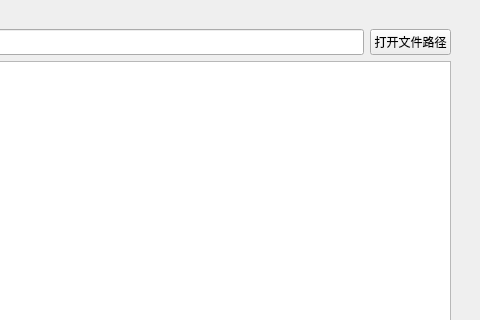
This is src/mainwindow.ui in 1010878366/UpdateTrainResult as Qt 5 draws it before an edit; both pictures show x 327 to 807 and y 0 to 320 of the 807 by 606 pixel window. The edited form follows.
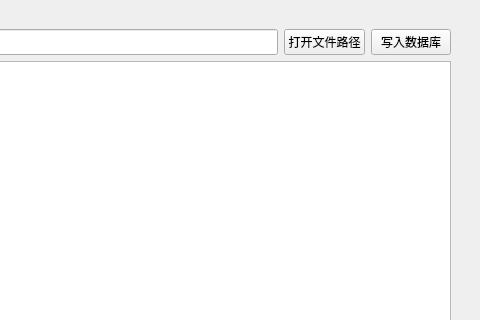
This is the edited form. Icons and pictures are not drawn.

```diff
--- a/src/mainwindow.ui
+++ b/src/mainwindow.ui
@@ -155,6 +155,13 @@
           </property>
          </widget>
         </item>
+        <item>
+         <widget class="QPushButton" name="btn_Write">
+          <property name="text">
+           <string>写入数据库</string>
+          </property>
+         </widget>
+        </item>
        </layout>
       </item>
      </layout>
```
Left out of the diff: 2 changed lines with no effect on the pictures.
